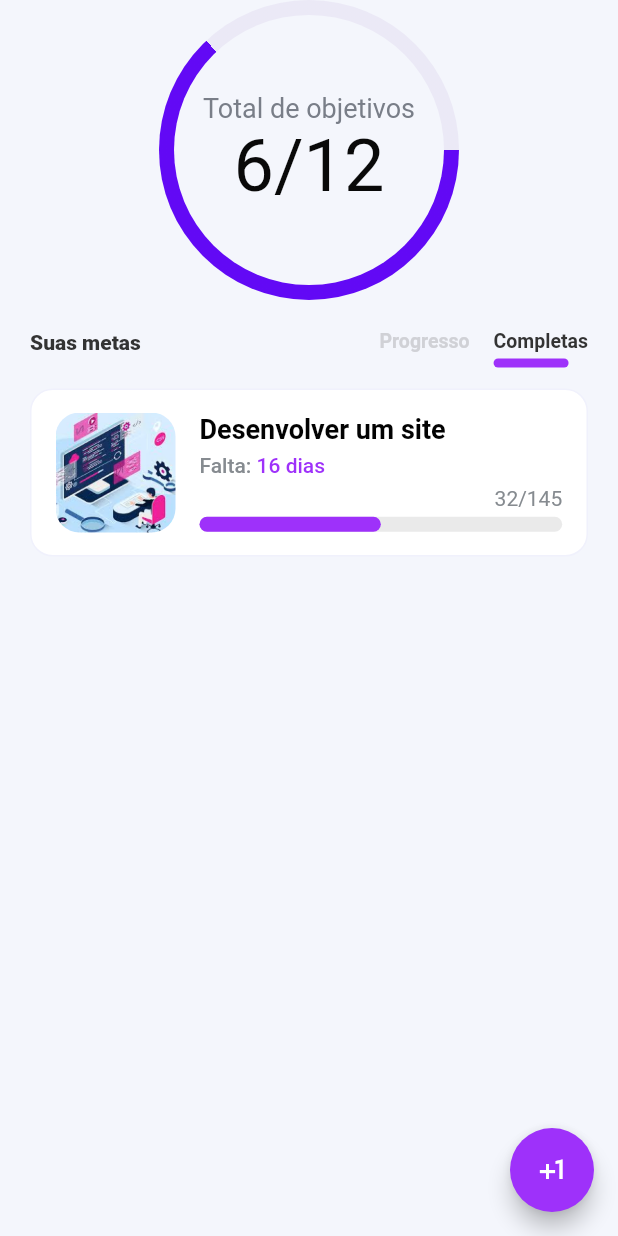
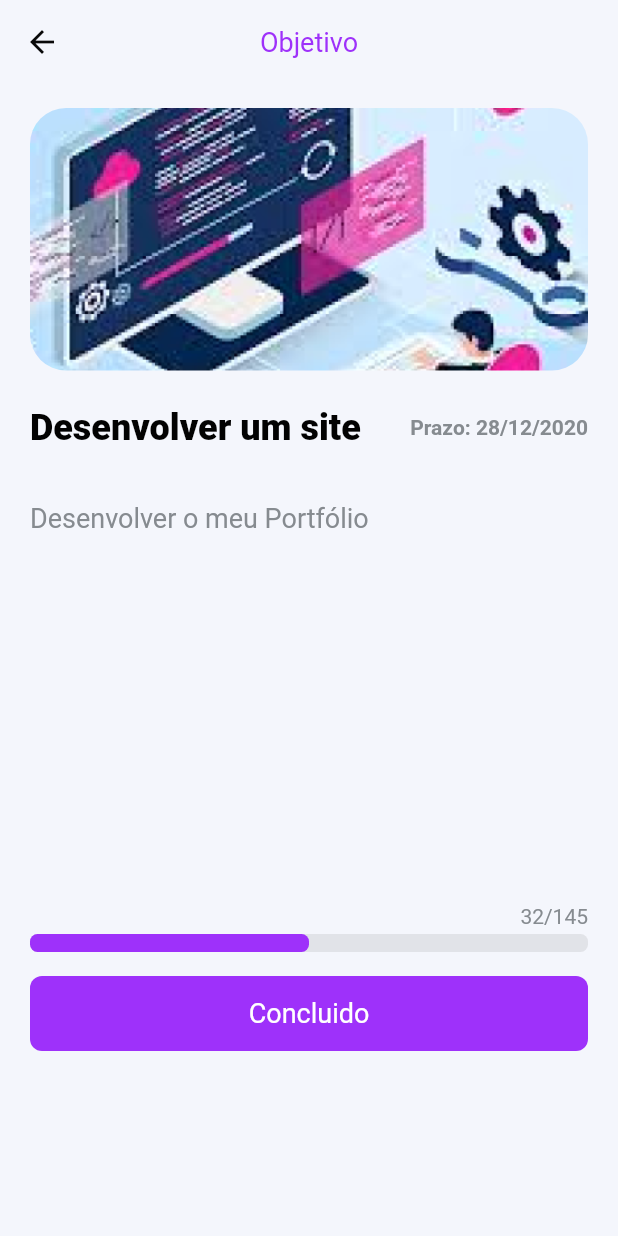
Before and after one commit to paulohenriquerosa/App-Goals-Flutter, a Flutter app: the screen it shows after launch, after a tap on "Completas", after a tap on "Desenvolver um site", on a phone screen of 412 x 824 dp. Run offline on Flutter 3.47's test engine with Material 2 defaults, Android fonts, the phone set to English and light mode, and no system bars; network calls fail.

Commit message:
Add: Crate goal Screen

```diff
--- a/lib/main.dart
+++ b/lib/main.dart
@@ -1,6 +1,9 @@
 import 'package:flutter/material.dart';
 import 'package:flutter/services.dart';
 import 'screens/home/home_screen.dart';
+import 'screens/goal_detail/goal_detail_screen.dart';
+import 'screens/create_goal/create_goal_screen.dart';
+import 'screens/select_image/select_image_screen.dart';
 import 'utils/constants.dart';
 import 'utils/app_routes.dart';
 
@@ -14,7 +17,8 @@ class MyApp extends StatelessWidget {
     SystemChrome.setSystemUIOverlayStyle(
       SystemUiOverlayStyle(
         systemNavigationBarColor: kPrimaryColor,
-        statusBarColor: kBackgroundColor,
+        statusBarColor: kPrimaryColor,
+        statusBarBrightness: Brightness.dark,
       ),
     );
     return MaterialApp(
@@ -34,6 +38,9 @@ class MyApp extends StatelessWidget {
       initialRoute: AppRoutes.HOME,
       routes: {
         AppRoutes.HOME: (ctx) => HomeScreen(),
+        AppRoutes.GOAL_DETAIL: (ctx) => GoalDetailScreen(),
+        AppRoutes.CREATE_GOAL: (ctx) => CreateGoalScreen(),
+        AppRoutes.SELECT_IMAGE: (ctx) => SelectImageScreen(),
       },
     );
   }
--- /dev/null
+++ b/lib/screens/goal_detail/goal_detail_screen.dart
@@ -0,0 +1,143 @@
+import 'package:flutter/material.dart';
+import 'package:goals/utils/constants.dart';
+import '../../model/Goal.dart';
+
+class GoalDetailScreen extends StatelessWidget {
+  @override
+  Widget build(BuildContext context) {
+    final Goal goal = ModalRoute.of(context).settings.arguments as Goal;
+
+    return Scaffold(
+      appBar: AppBar(
+        centerTitle: true,
+        title: Text(
+          'Objetivo',
+          style: TextStyle(
+            color: kPrimaryColor,
+            fontWeight: FontWeight.w400,
+            fontSize: 18,
+          ),
+        ),
+        elevation: 0,
+        backgroundColor: kBackgroundColor,
+        leading: IconButton(
+          onPressed: () {
+            Navigator.of(context).pop();
+          },
+          icon: Icon(Icons.arrow_back),
+          color: Color(0xFF090909),
+        ),
+      ),
+      body: LayoutBuilder(builder: (ctx, constraints) {
+        return Padding(
+          padding: const EdgeInsets.symmetric(horizontal: 20),
+          child: Column(
+            crossAxisAlignment: CrossAxisAlignment.start,
+            children: [
+              SizedBox(height: 16),
+              ClipRRect(
+                borderRadius: BorderRadius.circular(24),
+                child: Image.asset(
+                  goal.image,
+                  fit: BoxFit.cover,
+                  height: 175,
+                  width: double.infinity,
+                ),
+              ),
+              SizedBox(height: 24),
+              Row(
+                mainAxisAlignment: MainAxisAlignment.spaceBetween,
+                children: [
+                  Text(
+                    goal.title,
+                    style: TextStyle(
+                      color: kTextColor,
+                      fontSize: 24,
+                      fontWeight: FontWeight.w800,
+                    ),
+                  ),
+                  Text(
+                    'Prazo: 28/12/2020',
+                    style: TextStyle(
+                      color: kTextLightColor,
+                      fontSize: 14,
+                      fontWeight: FontWeight.w600,
+                    ),
+                  )
+                ],
+              ),
+              SizedBox(height: 36),
+              Text(
+                goal.description,
+                overflow: TextOverflow.clip,
+                softWrap: true,
+                textAlign: TextAlign.start,
+                style: TextStyle(
+                  color: kTextLightColor,
+                  fontSize: 18,
+                ),
+              ),
+              Spacer(),
+              Spacer(),
+              Column(
+                children: [
+                  Container(
+                    margin: EdgeInsets.only(bottom: 4),
+                    width: constraints.maxWidth,
+                    alignment: Alignment.centerRight,
+                    child: Text(
+                      '32/145',
+                      style: TextStyle(color: Color(0xFF868B90)),
+                    ),
+                  ),
+                  Container(
+                    height: 12,
+                    width: constraints.maxWidth,
+                    child: Stack(
+                      children: [
+                        Container(
+                          decoration: BoxDecoration(
+                            color: Colors.grey.withAlpha(55),
+                            borderRadius: BorderRadius.circular(5),
+                          ),
+                        ),
+                        FractionallySizedBox(
+                          widthFactor: .5,
+                          child: Container(
+                            decoration: BoxDecoration(
+                              color: kPrimaryColor,
+                              borderRadius: BorderRadius.circular(5),
+                            ),
+                          ),
+                        ),
+                      ],
+                    ),
+                  )
+                ],
+              ),
+              SizedBox(height: 16),
+              FlatButton(
+                minWidth: double.infinity,
+                color: kPrimaryColor,
+                shape: RoundedRectangleBorder(
+                  borderRadius: BorderRadius.circular(8),
+                ),
+                height: 50,
+                onPressed: () {},
+                child: Text(
+                  'Concluido',
+                  style: TextStyle(
+                    color: Colors.white,
+                    fontSize: 18,
+                    fontWeight: FontWeight.w400,
+                  ),
+                ),
+              ),
+              Spacer(),
+            ],
+          ),
+        );
+      }),
+    );
+  }
+}
--- a/lib/screens/home/components/body.dart
+++ b/lib/screens/home/components/body.dart
@@ -30,8 +30,9 @@ class _BodyState extends State<Body> {
       padding: const EdgeInsets.symmetric(horizontal: 20),
       child: Column(
         children: [
+          SizedBox(height: 32),
           CircleProgress(0.63),
-          SizedBox(height: 20),
+          SizedBox(height: 24),
           Row(
             mainAxisAlignment: MainAxisAlignment.spaceBetween,
             crossAxisAlignment: CrossAxisAlignment.start,
--- a/lib/screens/home/components/goal_item.dart
+++ b/lib/screens/home/components/goal_item.dart
@@ -1,6 +1,7 @@
 import 'package:flutter/material.dart';
 import 'package:goals/utils/constants.dart';
 import '../../../model/Goal.dart';
+import '../../../utils/app_routes.dart';
 
 class GoalItem extends StatelessWidget {
   final Goal goal;
@@ -15,8 +16,13 @@ class GoalItem extends StatelessWidget {
       ),
       child: LayoutBuilder(
         builder: (ctx, constraints) {
-          return InkWell(
-            onTap: () {},
+          return GestureDetector(
+            onTap: () {
+              Navigator.of(context).pushNamed(
+                AppRoutes.GOAL_DETAIL,
+                arguments: goal,
+              );
+            },
             child: Container(
               height: 112,
               decoration: BoxDecoration(
@@ -78,6 +84,8 @@ class GoalItem extends StatelessWidget {
                         ],
                       ),
                       SizedBox(height: 6),
+                      Column(
+                        children: [
                           Container(
                             margin: EdgeInsets.only(bottom: 4),
                             width: constraints.maxWidth * 0.65,
@@ -111,6 +119,8 @@ class GoalItem extends StatelessWidget {
                             ),
                           )
                         ],
+                      ),
+                    ],
                   )
                 ],
               ),
--- a/lib/screens/home/home_screen.dart
+++ b/lib/screens/home/home_screen.dart
@@ -1,6 +1,7 @@
 import 'package:flutter/material.dart';
 import 'package:goals/utils/constants.dart';
 import 'components/body.dart';
+import '../../utils/app_routes.dart';
 
 class HomeScreen extends StatelessWidget {
   @override
@@ -14,8 +15,10 @@ class HomeScreen extends StatelessWidget {
         // ),
         body: Body(),
         floatingActionButton: FloatingActionButton(
-          onPressed: () {},
-          child: Icon(Icons.plus_one),
+          onPressed: () {
+            Navigator.of(context).pushNamed(AppRoutes.CREATE_GOAL);
+          },
+          child: Icon(Icons.add),
           backgroundColor: kPrimaryColor,
         ),
       ),
--- a/lib/utils/app_routes.dart
+++ b/lib/utils/app_routes.dart
@@ -2,4 +2,5 @@ class AppRoutes {
   static const HOME = '/';
   static const GOAL_DETAIL = '/goal-detail';
   static const CREATE_GOAL = '/create-goal';
+  static const SELECT_IMAGE = '/select-image';
 }
--- a/pubspec.yaml
+++ b/pubspec.yaml
@@ -23,6 +23,8 @@ environment:
 dependencies:
   flutter:
     sdk: flutter
+  intl: 0.16.1
+  http: 0.12.2
 
 
   # The following adds the Cupertino Icons font to your application.
```
Also changed, not shown: lib/screens/create_goal/components/body.dart (added, +132 -0 lines), lib/screens/create_goal/components/select_image.dart (added, +43 -0 lines), lib/screens/create_goal/create_goal_screen.dart (added, +34 -0 lines), lib/screens/select_image/components/body.dart (added, +81 -0 lines), lib/screens/select_image/select_image_screen.dart (added, +39 -0 lines), pubspec.lock. Lines whose indentation alone changed are shown as unchanged.
